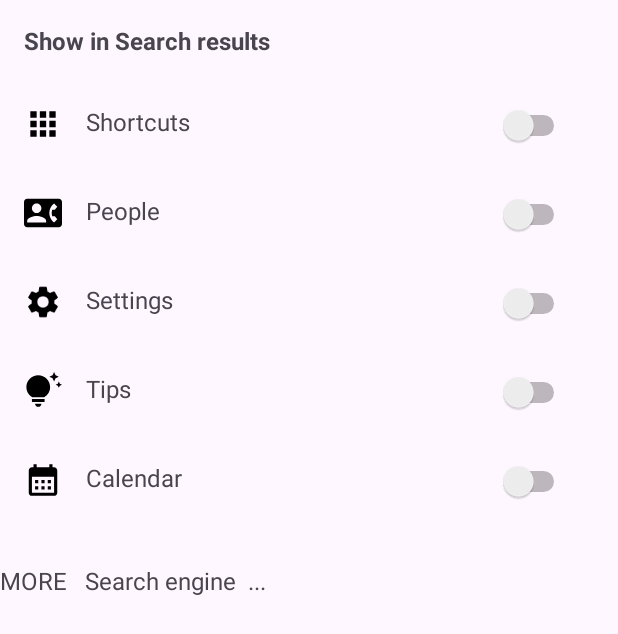
After one commit to EsmaeeilMoradi/AppSearchSample, an Android app: the SettingsActivity screen opened directly, with no data from a screen before it, on a phone screen of 412 x 824 dp. The commit adds this screen. Shown: the top 634 px of the screen. Run offline under Robolectric (Android 15) with nearby library versions, the phone set to English and light mode, and no system bars.

Commit message:
Feature:Added SettingActivity, Setup UI ONLY .

```diff
--- a/app/src/main/AndroidManifest.xml
+++ b/app/src/main/AndroidManifest.xml
@@ -23,6 +23,10 @@
                 <category android:name="android.intent.category.LAUNCHER" />
             </intent-filter>
         </activity>
+
+        <activity
+            android:name=".SettingsActivity"
+            android:exported="false" />
     </application>
 
 </manifest>
--- a/app/src/main/java/com/esm/appsearchsample/MainActivity.java
+++ b/app/src/main/java/com/esm/appsearchsample/MainActivity.java
@@ -6,12 +6,14 @@ import android.app.appsearch.GenericDocument;
 import android.app.appsearch.SearchResult;
 import android.app.appsearch.SearchSpec;
 import android.content.Context;
+import android.content.Intent;
 import android.content.pm.PackageManager;
 import android.graphics.drawable.Drawable;
 import android.os.Bundle;
 import android.os.Handler;
 import android.os.Looper;
 import android.util.Log;
+import android.view.View;
 import android.widget.EditText;
 
 import androidx.appcompat.app.AppCompatActivity;
@@ -99,7 +101,13 @@ public class MainActivity extends AppCompatActivity {
             }).start();
 
         });
-
+        findViewById(R.id.img_settings).setOnClickListener(new View.OnClickListener() {
+            @Override
+            public void onClick(View v) {
+                Intent intent = new Intent(MainActivity.this, SettingsActivity.class);
+                startActivity(intent);
+            }
+        });
 
     }
 
--- /dev/null
+++ b/app/src/main/java/com/esm/appsearchsample/SettingsActivity.java
@@ -0,0 +1,14 @@
+package com.esm.appsearchsample;
+
+import android.os.Bundle;
+
+import androidx.appcompat.app.AppCompatActivity;
+
+public class SettingsActivity extends AppCompatActivity {
+
+    @Override
+    protected void onCreate(Bundle savedInstanceState) {
+        super.onCreate(savedInstanceState);
+        setContentView(R.layout.activity_settings);
+    }
+}
--- /dev/null
+++ b/app/src/main/res/drawable/baseline_apps_24.xml
@@ -0,0 +1,5 @@
+<vector android:height="24dp" android:tint="#000000"
+    android:viewportHeight="24" android:viewportWidth="24"
+    android:width="24dp" xmlns:android="http://schemas.android.com/apk/res/android">
+    <path android:fillColor="@android:color/white" android:pathData="M4,8h4L8,4L4,4v4zM10,20h4v-4h-4v4zM4,20h4v-4L4,16v4zM4,14h4v-4L4,10v4zM10,14h4v-4h-4v4zM16,4v4h4L20,4h-4zM10,8h4L14,4h-4v4zM16,14h4v-4h-4v4zM16,20h4v-4h-4v4z"/>
+</vector>
--- /dev/null
+++ b/app/src/main/res/drawable/baseline_calendar_month_24.xml
@@ -0,0 +1,5 @@
+<vector android:height="24dp" android:tint="#000000"
+    android:viewportHeight="24" android:viewportWidth="24"
+    android:width="24dp" xmlns:android="http://schemas.android.com/apk/res/android">
+    <path android:fillColor="@android:color/white" android:pathData="M19,4h-1V2h-2v2H8V2H6v2H5C3.89,4 3.01,4.9 3.01,6L3,20c0,1.1 0.89,2 2,2h14c1.1,0 2,-0.9 2,-2V6C21,4.9 20.1,4 19,4zM19,20H5V10h14V20zM9,14H7v-2h2V14zM13,14h-2v-2h2V14zM17,14h-2v-2h2V14zM9,18H7v-2h2V18zM13,18h-2v-2h2V18zM17,18h-2v-2h2V18z"/>
+</vector>
--- /dev/null
+++ b/app/src/main/res/drawable/baseline_contact_phone_24.xml
@@ -0,0 +1,5 @@
+<vector android:height="24dp" android:tint="#000000"
+    android:viewportHeight="24" android:viewportWidth="24"
+    android:width="24dp" xmlns:android="http://schemas.android.com/apk/res/android">
+    <path android:fillColor="@android:color/white" android:pathData="M22,3L2,3C0.9,3 0,3.9 0,5v14c0,1.1 0.9,2 2,2h20c1.1,0 1.99,-0.9 1.99,-2L24,5c0,-1.1 -0.9,-2 -2,-2zM8,6c1.66,0 3,1.34 3,3s-1.34,3 -3,3 -3,-1.34 -3,-3 1.34,-3 3,-3zM14,18L2,18v-1c0,-2 4,-3.1 6,-3.1s6,1.1 6,3.1v1zM17.85,14h1.64L21,16l-1.99,1.99c-1.31,-0.98 -2.28,-2.38 -2.73,-3.99 -0.18,-0.64 -0.28,-1.31 -0.28,-2s0.1,-1.36 0.28,-2c0.45,-1.62 1.42,-3.01 2.73,-3.99L21,8l-1.51,2h-1.64c-0.22,0.63 -0.35,1.3 -0.35,2s0.13,1.37 0.35,2z"/>
+</vector>
--- /dev/null
+++ b/app/src/main/res/drawable/baseline_settings_24.xml
@@ -0,0 +1,5 @@
+<vector android:height="24dp" android:tint="#000000"
+    android:viewportHeight="24" android:viewportWidth="24"
+    android:width="24dp" xmlns:android="http://schemas.android.com/apk/res/android">
+    <path android:fillColor="@android:color/white" android:pathData="M19.14,12.94c0.04,-0.3 0.06,-0.61 0.06,-0.94c0,-0.32 -0.02,-0.64 -0.07,-0.94l2.03,-1.58c0.18,-0.14 0.23,-0.41 0.12,-0.61l-1.92,-3.32c-0.12,-0.22 -0.37,-0.29 -0.59,-0.22l-2.39,0.96c-0.5,-0.38 -1.03,-0.7 -1.62,-0.94L14.4,2.81c-0.04,-0.24 -0.24,-0.41 -0.48,-0.41h-3.84c-0.24,0 -0.43,0.17 -0.47,0.41L9.25,5.35C8.66,5.59 8.12,5.92 7.63,6.29L5.24,5.33c-0.22,-0.08 -0.47,0 -0.59,0.22L2.74,8.87C2.62,9.08 2.66,9.34 2.86,9.48l2.03,1.58C4.84,11.36 4.8,11.69 4.8,12s0.02,0.64 0.07,0.94l-2.03,1.58c-0.18,0.14 -0.23,0.41 -0.12,0.61l1.92,3.32c0.12,0.22 0.37,0.29 0.59,0.22l2.39,-0.96c0.5,0.38 1.03,0.7 1.62,0.94l0.36,2.54c0.05,0.24 0.24,0.41 0.48,0.41h3.84c0.24,0 0.44,-0.17 0.47,-0.41l0.36,-2.54c0.59,-0.24 1.13,-0.56 1.62,-0.94l2.39,0.96c0.22,0.08 0.47,0 0.59,-0.22l1.92,-3.32c0.12,-0.22 0.07,-0.47 -0.12,-0.61L19.14,12.94zM12,15.6c-1.98,0 -3.6,-1.62 -3.6,-3.6s1.62,-3.6 3.6,-3.6s3.6,1.62 3.6,3.6S13.98,15.6 12,15.6z"/>
+</vector>
--- /dev/null
+++ b/app/src/main/res/drawable/baseline_tips_and_updates_24.xml
@@ -0,0 +1,5 @@
+<vector android:height="24dp" android:tint="#000000"
+    android:viewportHeight="24" android:viewportWidth="24"
+    android:width="24dp" xmlns:android="http://schemas.android.com/apk/res/android">
+    <path android:fillColor="@android:color/white" android:pathData="M7,20h4c0,1.1 -0.9,2 -2,2S7,21.1 7,20zM5,19h8v-2H5V19zM16.5,9.5c0,3.82 -2.66,5.86 -3.77,6.5H5.27C4.16,15.36 1.5,13.32 1.5,9.5C1.5,5.36 4.86,2 9,2S16.5,5.36 16.5,9.5zM21.37,7.37L20,8l1.37,0.63L22,10l0.63,-1.37L24,8l-1.37,-0.63L22,6L21.37,7.37zM19,6l0.94,-2.06L22,3l-2.06,-0.94L19,0l-0.94,2.06L16,3l2.06,0.94L19,6z"/>
+</vector>
--- a/app/src/main/res/layout/activity_main.xml
+++ b/app/src/main/res/layout/activity_main.xml
@@ -26,6 +26,12 @@
             android:padding="16dp"
             android:textColorHint="#7f7f7f"
             android:textSize="16sp" />
+        <ImageButton
+            android:id="@+id/img_settings"
+            android:layout_height="35dp"
+            android:layout_width="35dp"
+            android:background="@drawable/baseline_settings_24"
+            android:layout_margin="16dp" />
     </LinearLayout>
 
     <androidx.recyclerview.widget.RecyclerView
--- /dev/null
+++ b/app/src/main/res/layout/activity_settings.xml
@@ -0,0 +1,198 @@
+<?xml version="1.0" encoding="utf-8"?>
+<androidx.constraintlayout.widget.ConstraintLayout xmlns:android="http://schemas.android.com/apk/res/android"
+    xmlns:app="http://schemas.android.com/apk/res-auto"
+    xmlns:tools="http://schemas.android.com/tools"
+    android:layout_width="match_parent"
+    android:layout_height="match_parent"
+    tools:context=".SettingsActivity">
+
+    <LinearLayout
+        android:id="@+id/linearLayoutParent"
+        android:layout_width="match_parent"
+        android:layout_height="wrap_content"
+        android:orientation="vertical"
+        app:layout_constraintEnd_toEndOf="parent"
+        app:layout_constraintStart_toStartOf="parent"
+        app:layout_constraintTop_toTopOf="parent">
+
+        <TextView
+            android:layout_width="match_parent"
+            android:layout_height="wrap_content"
+            android:text="Show in Search results "
+            android:textStyle="bold"
+            android:padding="16dp"
+            android:textSize="16sp" />
+
+        <LinearLayout
+            android:id="@+id/layout_app"
+            android:layout_width="match_parent"
+            android:layout_height="wrap_content"
+            android:orientation="horizontal"
+            android:padding="16dp">
+
+            <ImageView
+                android:layout_width="25dp"
+                android:layout_height="25dp"
+                android:src="@drawable/baseline_apps_24" />
+
+            <TextView
+                android:layout_width="wrap_content"
+                android:layout_height="match_parent"
+                android:layout_marginStart="16dp"
+                android:text="Shortcuts"
+                android:textSize="16sp" />
+
+            <TextView
+                android:layout_width="0dp"
+                android:layout_height="wrap_content"
+                android:layout_weight="1" />
+
+            <Switch
+                android:layout_width="wrap_content"
+                android:layout_height="wrap_content"
+                android:layout_marginEnd="16dp"
+                tools:ignore="UseSwitchCompatOrMaterialXml" />
+        </LinearLayout>
+
+
+        <LinearLayout
+            android:id="@+id/layout_contact"
+            android:layout_width="match_parent"
+            android:layout_height="wrap_content"
+            android:orientation="horizontal"
+            android:padding="16dp">
+
+            <ImageView
+                android:layout_width="25dp"
+                android:layout_height="25dp"
+                android:src="@drawable/baseline_contact_phone_24" />
+
+            <TextView
+                android:layout_width="wrap_content"
+                android:layout_height="match_parent"
+                android:layout_marginStart="16dp"
+                android:text="People"
+                android:textSize="16sp" />
+
+            <TextView
+                android:layout_width="0dp"
+                android:layout_height="wrap_content"
+                android:layout_weight="1" />
+
+            <Switch
+                android:layout_width="wrap_content"
+                android:layout_height="wrap_content"
+                android:layout_marginEnd="16dp"
+                tools:ignore="UseSwitchCompatOrMaterialXml" />
+        </LinearLayout>
+
+
+        <LinearLayout
+            android:id="@+id/layout_settings"
+            android:layout_width="match_parent"
+            android:layout_height="wrap_content"
+            android:orientation="horizontal"
+            android:padding="16dp">
+
+            <ImageView
+                android:layout_width="25dp"
+                android:layout_height="25dp"
+                android:src="@drawable/baseline_settings_24" />
+
+            <TextView
+                android:layout_width="wrap_content"
+                android:layout_height="match_parent"
+                android:layout_marginStart="16dp"
+                android:text="Settings"
+                android:textSize="16sp" />
+
+            <TextView
+                android:layout_width="0dp"
+                android:layout_height="wrap_content"
+                android:layout_weight="1" />
+
+            <Switch
+                android:layout_width="wrap_content"
+                android:layout_height="wrap_content"
+                android:layout_marginEnd="16dp"
+                tools:ignore="UseSwitchCompatOrMaterialXml" />
+        </LinearLayout>
+
+
+        <LinearLayout
+            android:id="@+id/layout_tips"
+            android:layout_width="match_parent"
+            android:layout_height="wrap_content"
+            android:orientation="horizontal"
+            android:padding="16dp">
+
+            <ImageView
+                android:layout_width="25dp"
+                android:layout_height="25dp"
+                android:src="@drawable/baseline_tips_and_updates_24" />
+
+            <TextView
+                android:layout_width="wrap_content"
+                android:layout_height="match_parent"
+                android:layout_marginStart="16dp"
+                android:text="Tips"
+                android:textSize="16sp" />
+
+            <TextView
+                android:layout_width="0dp"
+                android:layout_height="wrap_content"
+                android:layout_weight="1" />
+
+            <Switch
+                android:layout_width="wrap_content"
+                android:layout_height="wrap_content"
+                android:layout_marginEnd="16dp"
+                tools:ignore="UseSwitchCompatOrMaterialXml" />
+        </LinearLayout>
+
+
+        <LinearLayout
+            android:id="@+id/layout_calendar"
+            android:layout_width="match_parent"
+            android:layout_height="wrap_content"
+            android:orientation="horizontal"
+            android:padding="16dp">
+
+            <ImageView
+                android:layout_width="25dp"
+                android:layout_height="25dp"
+                android:src="@drawable/baseline_calendar_month_24" />
+
+            <TextView
+                android:layout_width="wrap_content"
+                android:layout_height="match_parent"
+                android:layout_marginStart="16dp"
+                android:text="Calendar"
+                android:textSize="16sp" />
+
+            <TextView
+                android:layout_width="0dp"
+                android:layout_height="wrap_content"
+                android:layout_weight="1" />
+
+            <Switch
+                android:layout_width="wrap_content"
+                android:layout_height="wrap_content"
+                android:layout_marginEnd="16dp"
+                tools:ignore="UseSwitchCompatOrMaterialXml" />
+        </LinearLayout>
+
+
+    </LinearLayout>
+
+
+    <TextView
+        android:layout_width="wrap_content"
+        android:layout_height="wrap_content"
+        android:layout_marginTop="25dp"
+        android:text="MORE   Search engine  ... "
+        android:textSize="16sp"
+        app:layout_constraintStart_toStartOf="parent"
+        app:layout_constraintTop_toBottomOf="@+id/linearLayoutParent" />
+
+</androidx.constraintlayout.widget.ConstraintLayout>
```
